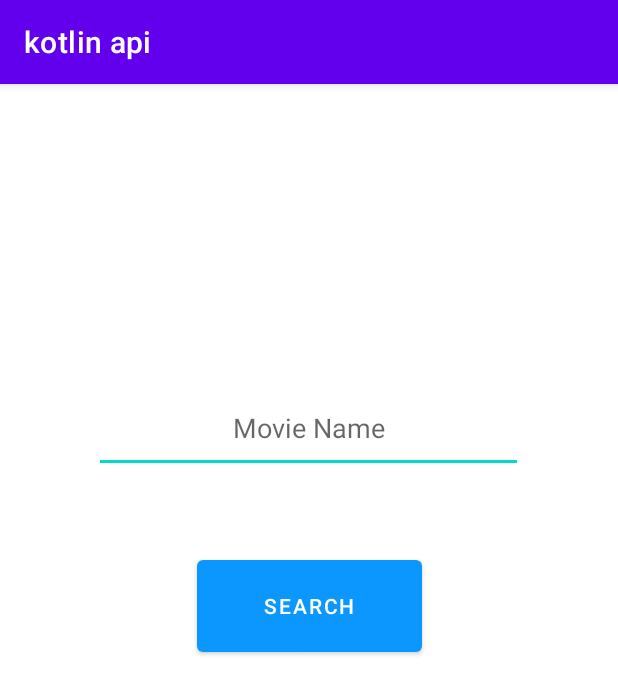
After one commit to othmanlamudate/Movies-information, an Android app: the search screen opened directly, with no data from a screen before it, on a phone screen of 412 x 824 dp. The commit adds this screen. Shown: the top 694 px of the screen. Run offline under Robolectric (Android 15) with nearby library versions, the phone set to English and light mode, and no system bars.

Commit message:
adding files

```diff
--- a/app/build.gradle
+++ b/app/build.gradle
@@ -46,6 +46,8 @@ dependencies {
     implementation 'com.squareup.retrofit2:converter-gson:2.9.0'
     implementation 'org.jetbrains.kotlinx:kotlinx-coroutines-android:1.5.2'
 
+    implementation 'com.squareup.picasso:picasso:2.71828'
+
 
 
 
--- a/app/src/main/java/users/profile/kotlinapi/Carte.kt
+++ b/app/src/main/java/users/profile/kotlinapi/Carte.kt
@@ -7,6 +7,7 @@ import android.view.ViewGroup
 import android.widget.BaseAdapter
 import android.widget.ImageView
 import android.widget.TextView
+import com.squareup.picasso.Picasso
 import users.profile.kotlinapi.Model.Shows
 
 class Carte(private val context:Context,private val shows:Shows):BaseAdapter() {
@@ -38,7 +39,7 @@ class Carte(private val context:Context,private val shows:Shows):BaseAdapter() {
         country=convertView.findViewById(R.id.country)
         summary=convertView.findViewById(R.id.summary)
         var s=shows.getListShow().get(position)
-        img.setImageURI(Uri.parse(s.img))
+        Picasso.get().load(s.img).into(img)
         name.text=s.name
         genre.text=s.genre
         rating.text=s.rating
--- /dev/null
+++ b/app/src/main/java/users/profile/kotlinapi/search.kt
@@ -0,0 +1,32 @@
+package users.profile.kotlinapi
+
+import android.content.Intent
+import androidx.appcompat.app.AppCompatActivity
+import android.os.Bundle
+import android.view.View
+import android.widget.Button
+import android.widget.EditText
+import android.widget.Toast
+
+class search : AppCompatActivity(), View.OnClickListener {
+    lateinit var movie: EditText
+    lateinit var search: Button
+    override fun onCreate(savedInstanceState: Bundle?) {
+        super.onCreate(savedInstanceState)
+        setContentView(R.layout.activity_search)
+        movie=findViewById(R.id.movie)
+        search=findViewById(R.id.search)
+        search.setOnClickListener(this)
+    }
+
+    override fun onClick(v: View?) {
+        if(movie.text.toString().length>0){
+            var intent=Intent(this,MainActivity::class.java)
+            intent.putExtra("search",movie.text.toString())
+            startActivity(intent)
+
+        }else{
+            Toast.makeText(this,"please entre movie name",Toast.LENGTH_LONG).show()
+        }
+    }
+}
--- /dev/null
+++ b/app/src/main/res/layout/activity_search.xml
@@ -0,0 +1,34 @@
+<?xml version="1.0" encoding="utf-8"?>
+<androidx.constraintlayout.widget.ConstraintLayout xmlns:android="http://schemas.android.com/apk/res/android"
+    xmlns:app="http://schemas.android.com/apk/res-auto"
+    xmlns:tools="http://schemas.android.com/tools"
+    android:layout_width="match_parent"
+    android:layout_height="match_parent"
+    tools:context=".search">
+
+    <EditText
+        android:id="@+id/movie"
+        android:layout_width="286dp"
+        android:layout_height="59dp"
+        android:layout_marginTop="200dp"
+        android:ems="10"
+        android:inputType="textPersonName"
+        android:hint="Movie Name"
+        android:gravity="center"
+        app:layout_constraintEnd_toEndOf="parent"
+        app:layout_constraintHorizontal_bias="0.496"
+        app:layout_constraintStart_toStartOf="parent"
+        app:layout_constraintTop_toTopOf="parent" />
+
+    <Button
+        android:id="@+id/search"
+        android:layout_width="150dp"
+        android:layout_height="73dp"
+        android:layout_marginTop="52dp"
+        android:text="Search"
+        app:backgroundTint="#0C97FF"
+        app:layout_constraintEnd_toEndOf="parent"
+        app:layout_constraintStart_toStartOf="parent"
+        app:layout_constraintTop_toBottomOf="@+id/movie" />
+
+</androidx.constraintlayout.widget.ConstraintLayout>
```
Also changed, not shown: app/src/main/AndroidManifest.xml (+11 -1 lines), app/src/main/java/users/profile/kotlinapi/MainActivity.kt (+9 -5 lines), app/src/main/res/layout/r_activity.xml (+6 -5 lines).
